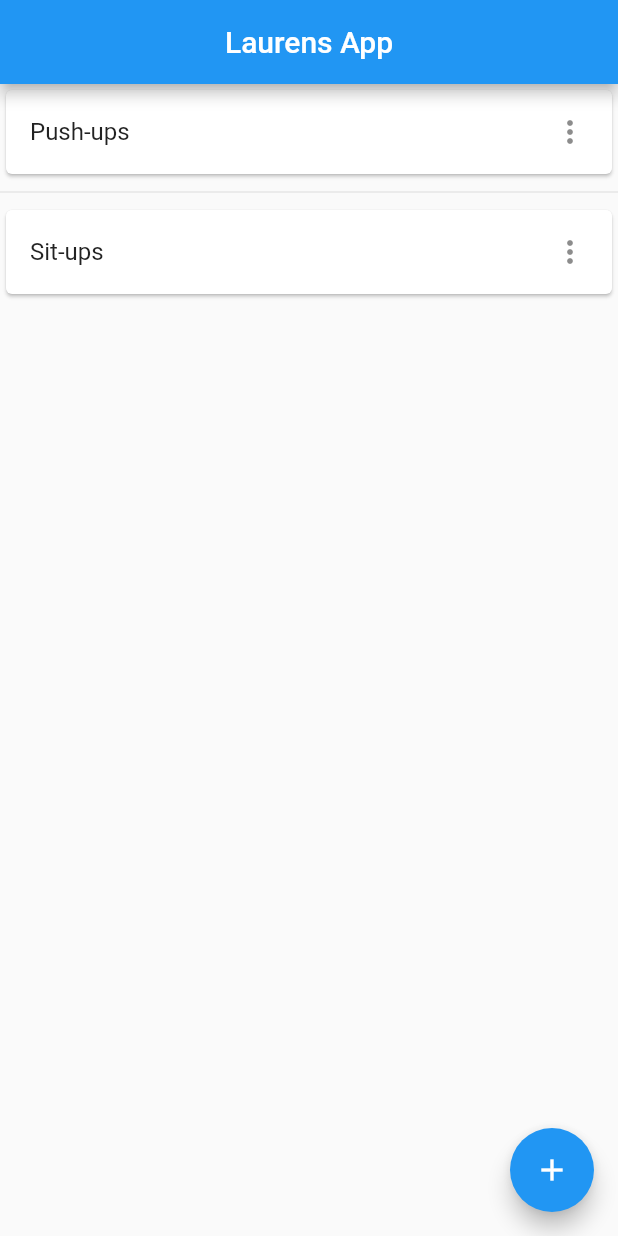
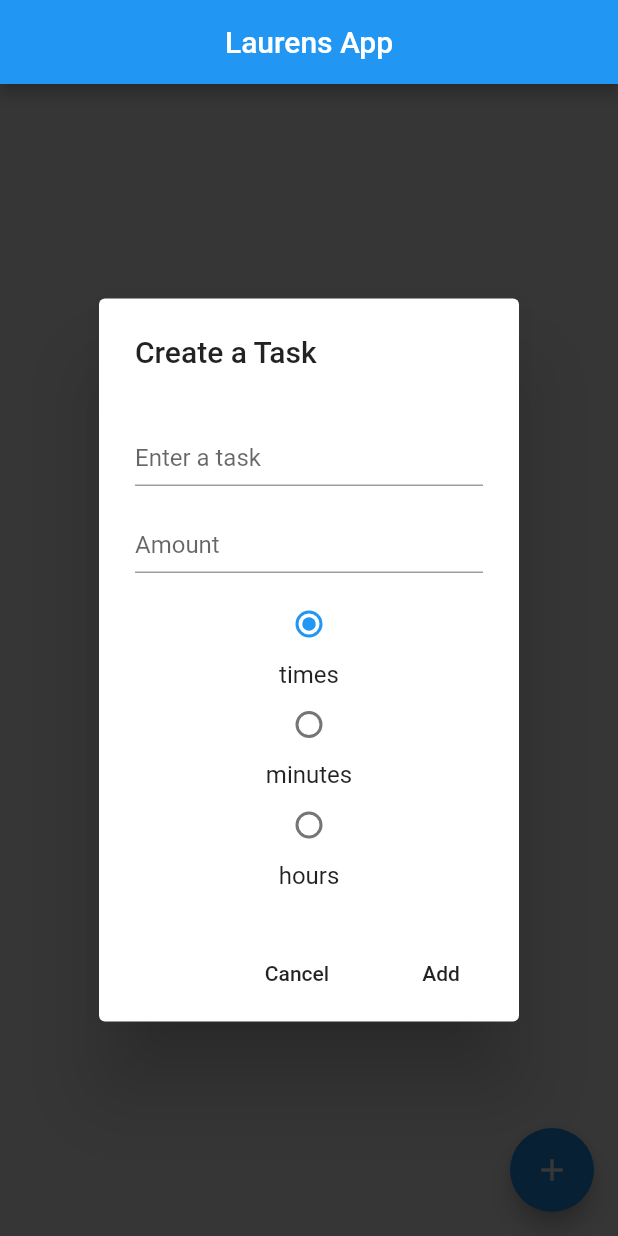
Before and after one commit to Sekaiichi4/productivity_app, a Flutter app: the screen it shows after launch, after a tap on the "add" icon, on a phone screen of 412 x 824 dp. Run offline on Flutter 3.47's test engine with Material 2 defaults, Android fonts, the phone set to English and light mode, and no system bars.

Commit message:
Able to add tasks through the task editor.

```diff
--- a/lib/main.dart
+++ b/lib/main.dart
@@ -1,6 +1,4 @@
 import 'package:flutter/material.dart';
-
-List<Task> tasks = <Task>[];
 
 void main() {
   runApp(MyApp());
@@ -30,13 +28,41 @@ class MyHomePage extends StatefulWidget {
 }
 
 class _MyHomePageState extends State<MyHomePage> {
+  //------------
+  //--VARIABLES
+  //------------
+  List<Task> tasks = <Task>[];
+
+  //Task Editor Screen
+  bool showTaskDialog = false;
+  TextEditingController taskTextController = TextEditingController();
+  TextEditingController quantityTextController = TextEditingController();
+
+  int radioValue;
+
+  //------------
+  //--METHODS
+  //------------
   void openTaskDialog() {
+    if (!showTaskDialog) {
       //Lets create mock items for now
       setState(() {
-      tasks.clear();
-      tasks.add(Task(0, 'Push-ups'));
-      tasks.add(Task(0, 'Sit-ups'));
+        taskTextController.clear();
+        radioValue = 0;
+        showTaskDialog = true;
       });
+    }
+  }
+
+  String getUnitName(int unit) {
+    switch (unit) {
+      case 0:
+        return 'times';
+      case 1:
+        return 'minutes';
+      case 2:
+        return 'hours';
+    }
   }
 
   @override
@@ -48,14 +74,25 @@ class _MyHomePageState extends State<MyHomePage> {
       body: Center(
         child: Stack(
           children: <Widget>[
-            tasks.isNotEmpty
+            homeScreen(),
+            if (showTaskDialog) taskEditor(),
+          ],
+        ),
+      ),
+    );
+  }
+
+  Widget homeScreen() {
+    return Scaffold(
+      body: tasks.isNotEmpty
           ? ListView.separated(
               itemBuilder: (BuildContext context, int index) {
                 final Task currentTask = tasks[index];
                 return Card(
                   child: ListTile(
-                          title: Text('${currentTask.description}'),
-                          trailing: Icon(Icons.more_vert),
+                    title: Text('${currentTask.name}'),
+                    trailing: Text(
+                        '${currentTask.quantity} ${getUnitName(currentTask.unit)}'),
                   ),
                 );
               },
@@ -65,21 +102,130 @@ class _MyHomePageState extends State<MyHomePage> {
           : const Center(
               child: Text('Nothing to do... Great!'),
             ),
-          ],
-        ),
-      ),
       floatingActionButton: FloatingActionButton(
         onPressed: openTaskDialog,
         tooltip: 'Add Task',
         child: Icon(Icons.add),
-      ), // This trailing comma makes auto-formatting nicer for build methods.
+      ),
+    );
+  }
+
+  Widget taskEditor() {
+    return Container(
+      color: Colors.black.withAlpha(200),
+      child: AlertDialog(
+        title: const Text('Create a Task'),
+        content: SingleChildScrollView(
+          child: Column(
+            mainAxisSize: MainAxisSize.min,
+            children: <Widget>[
+              const SizedBox(height: 10),
+              TextField(
+                textAlignVertical: TextAlignVertical.bottom,
+                decoration: const InputDecoration(
+                  border: UnderlineInputBorder(),
+                  hintText: 'Enter a task',
+                ),
+                controller: taskTextController,
+              ),
+              const SizedBox(height: 10),
+              TextField(
+                textAlignVertical: TextAlignVertical.bottom,
+                keyboardType: TextInputType.number,
+                decoration: const InputDecoration(
+                  border: UnderlineInputBorder(),
+                  hintText: 'Amount',
+                ),
+                controller: quantityTextController,
+              ),
+              const SizedBox(height: 10),
+              Column(
+                mainAxisAlignment: MainAxisAlignment.center,
+                children: <Widget>[
+                  Radio(
+                    value: 0,
+                    groupValue: radioValue,
+                    onChanged: (int value) {
+                      setState(() {
+                        radioValue = value;
+                      });
+                    },
+                  ),
+                  const Text(
+                    'times',
+                    style: TextStyle(fontSize: 16.0),
+                  ),
+                  Radio(
+                    value: 1,
+                    groupValue: radioValue,
+                    onChanged: (int value) {
+                      setState(() {
+                        radioValue = value;
+                      });
+                    },
+                  ),
+                  const Text(
+                    'minutes',
+                    style: TextStyle(
+                      fontSize: 16.0,
+                    ),
+                  ),
+                  Radio(
+                    value: 2,
+                    groupValue: radioValue,
+                    onChanged: (int value) {
+                      setState(() {
+                        radioValue = value;
+                      });
+                    },
+                  ),
+                  const Text(
+                    'hours',
+                    style: TextStyle(fontSize: 16.0),
+                  ),
+                ],
+              ),
+            ],
+          ),
+        ),
+        actions: <Widget>[
+          FlatButton(
+            onPressed: () {
+              setState(() {
+                showTaskDialog = false;
+              });
+            },
+            child: const Text('Cancel'),
+          ),
+          FlatButton(
+            onPressed: () {
+              setState(() {
+                print('Added task');
+                tasks.add(Task(0, '${taskTextController.text}',
+                    int.parse(quantityTextController.text), radioValue, false));
+                showTaskDialog = false;
+              });
+            },
+            child: const Text('Add'),
+          ),
+        ],
+      ),
     );
   }
 }
 
 class Task {
-  Task(this.id, this.description);
+  Task(this.id, this.name, this.quantity, this.unit, this.cleared);
 
   int id;
-  String description;
+  //name of the task
+  String name;
+  //How much of this task needs to be done
+  int quantity;
+  //0 times, 1 minutes, 2 hours
+  int unit;
+  //task cleared for today
+  bool cleared;
+  //repeating days in binary representation MTWTFSS, 1000000 = only monday.
+  int repeatingDays;
 }
```
Also changed, not shown: pubspec.lock. Lines whose indentation alone changed are shown as unchanged.
